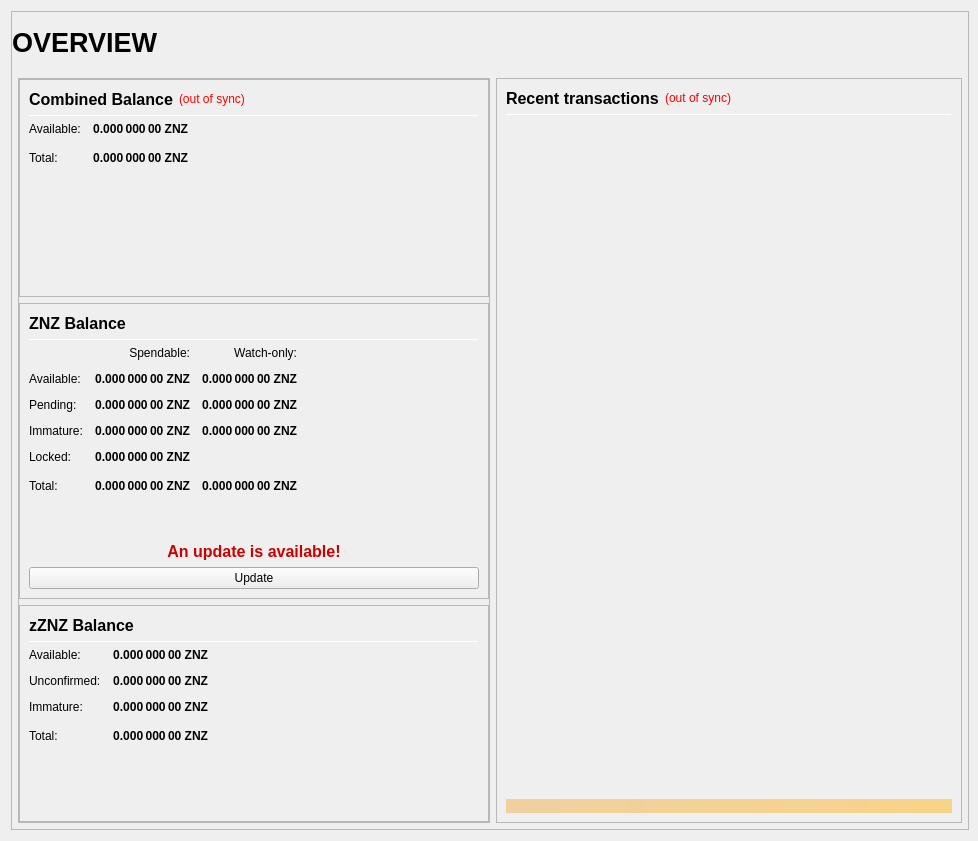
ZENZO-Ecosystem/ZENZO-Core-Archive, file src/qt/forms/overviewpage.ui: the form before one commit.
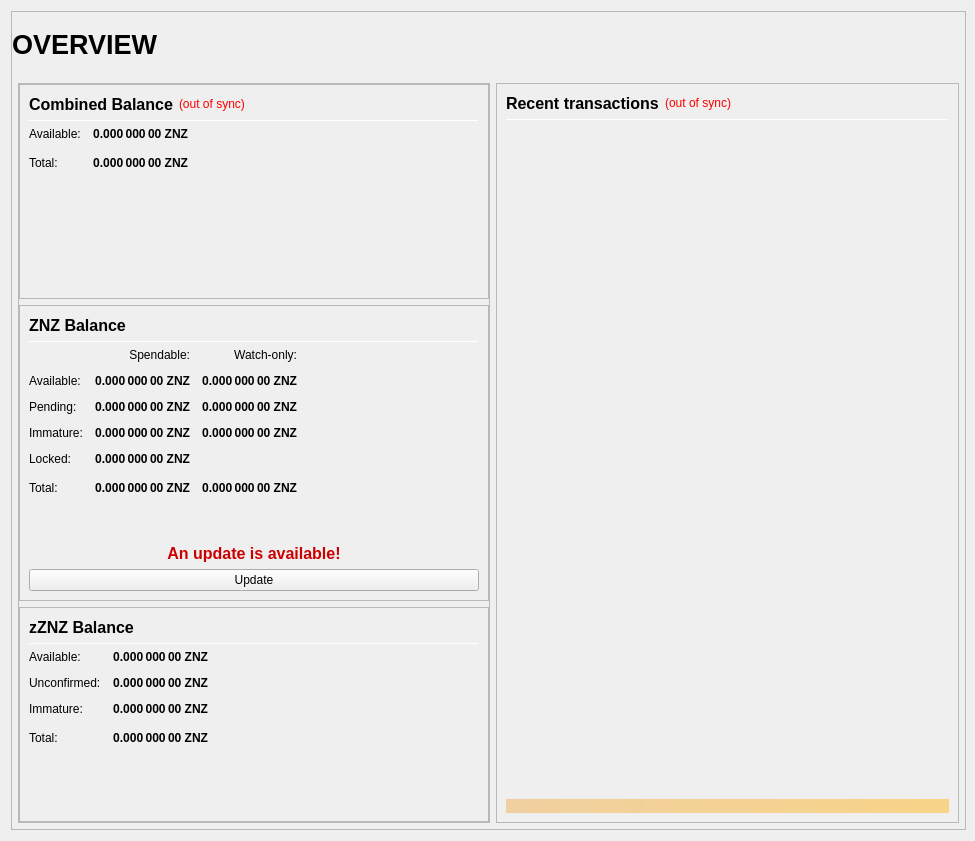
The form after the commit.

```diff
--- a/src/qt/forms/overviewpage.ui
+++ b/src/qt/forms/overviewpage.ui
@@ -6,7 +6,7 @@
    <rect>
     <x>0</x>
     <y>0</y>
-    <width>978</width>
+    <width>975</width>
     <height>841</height>
    </rect>
   </property>
@@ -136,14 +136,14 @@
               <widget class="QLabel" name="labelOverviewHeaderRight">
                <property name="minimumSize">
                 <size>
-                 <width>464</width>
-                 <height>60</height>
+                 <width>290</width>
+                 <height>65</height>
                 </size>
                </property>
                <property name="maximumSize">
                 <size>
-                 <width>16777215</width>
-                 <height>60</height>
+                 <width>290</width>
+                 <height>65</height>
                 </size>
                </property>
                <property name="font">
@@ -151,6 +151,9 @@
                  <pointsize>14</pointsize>
                 </font>
                </property>
+               <property name="autoFillBackground">
+                <bool>false</bool>
+               </property>
                <property name="text">
                 <string/>
                </property>
```
